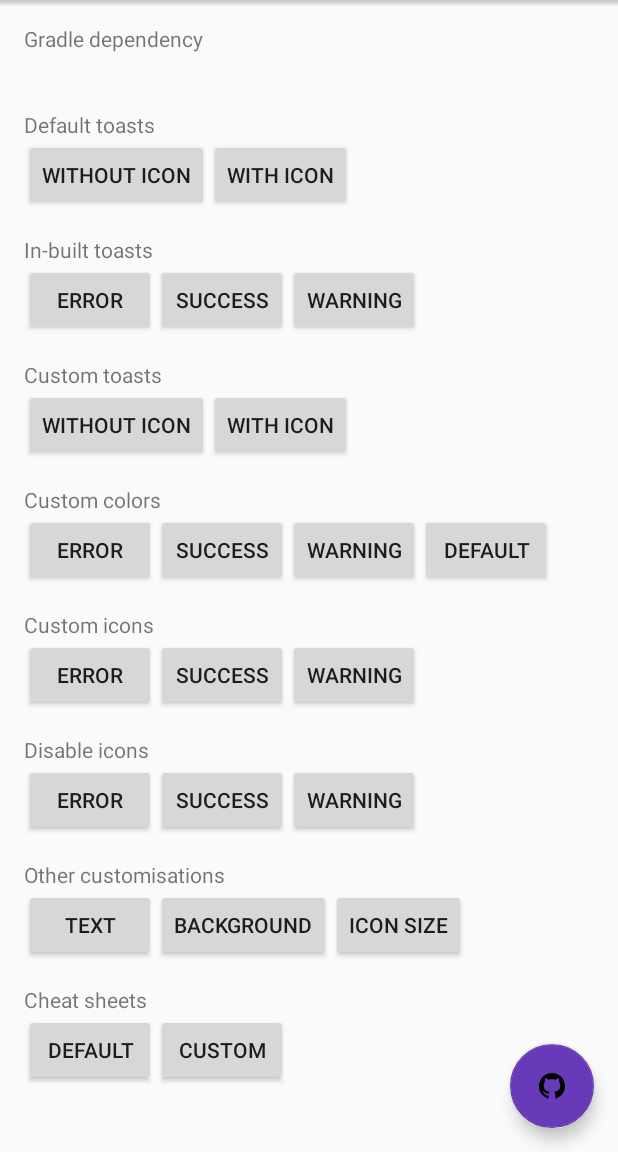
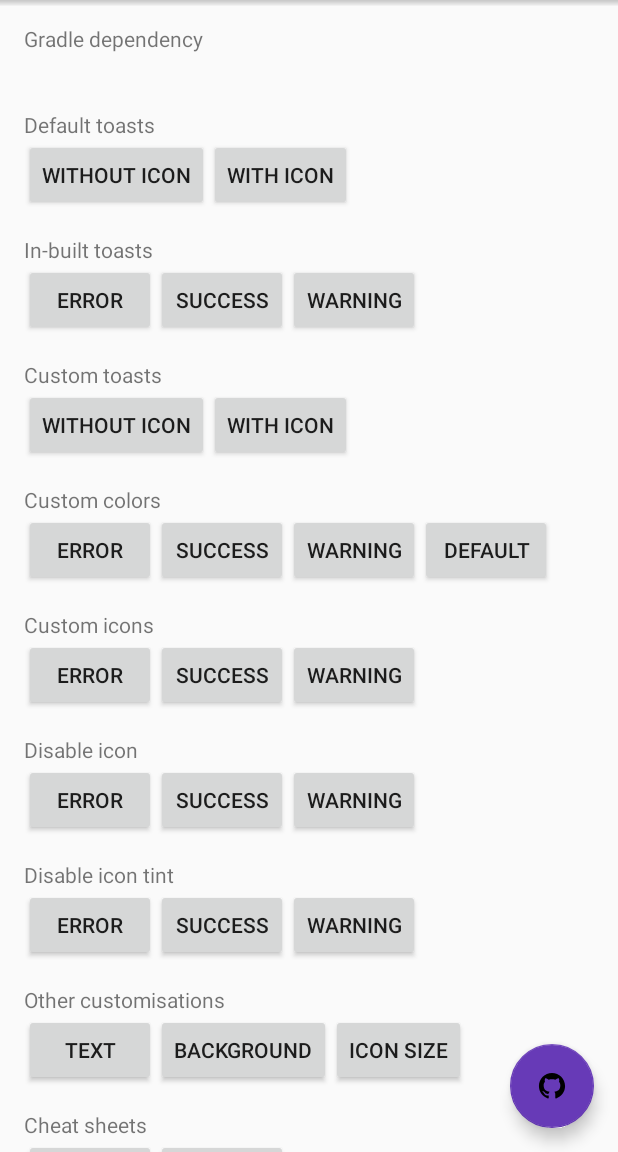
Before and after one commit to pranavpandey/dynamic-toasts, an Android app: the screen it shows after launch (DynamicToastsActivity), on a phone screen of 412 x 824 dp, the part 84-1236 px from its top. Run offline under Robolectric (Android 15) with nearby library versions, the phone set to English and light mode, and no system bars; our stand-ins replace FlexboxLayout; 2 statements that could not run were skipped.

Commit message:
Add support to disable icon tint
Resolve #7

```diff
--- a/sample/src/main/res/layout/content_dynamic_toasts.xml
+++ b/sample/src/main/res/layout/content_dynamic_toasts.xml
@@ -249,19 +249,19 @@
                 </com.google.android.flexbox.FlexboxLayout>
 
                 <androidx.appcompat.widget.AppCompatTextView
-                    android:id="@+id/toasts_icons_disable"
+                    android:id="@+id/toasts_icon_disable"
                     android:layout_width="wrap_content"
                     android:layout_height="wrap_content"
                     android:layout_marginTop="@dimen/activity_margin"
-                    android:text="@string/disable_icons"
+                    android:text="@string/disable_icon"
                     app:layout_constraintTop_toBottomOf="@id/toasts_icons_content"
                     app:layout_constraintStart_toStartOf="parent" />
 
                 <com.google.android.flexbox.FlexboxLayout
-                    android:id="@+id/toasts_icons_disable_content"
+                    android:id="@+id/toasts_icon_disable_content"
                     android:layout_width="match_parent"
                     android:layout_height="wrap_content"
-                    app:layout_constraintTop_toBottomOf="@id/toasts_icons_disable"
+                    app:layout_constraintTop_toBottomOf="@id/toasts_icon_disable"
                     app:layout_constraintStart_toStartOf="parent"
                     app:flexWrap="wrap"
                     app:alignItems="stretch"
@@ -288,12 +288,51 @@
                 </com.google.android.flexbox.FlexboxLayout>
 
                 <androidx.appcompat.widget.AppCompatTextView
+                    android:id="@+id/toasts_icon_disable_tint"
+                    android:layout_width="wrap_content"
+                    android:layout_height="wrap_content"
+                    android:layout_marginTop="@dimen/activity_margin"
+                    android:text="@string/disable_icon_tint"
+                    app:layout_constraintTop_toBottomOf="@id/toasts_icon_disable_content"
+                    app:layout_constraintStart_toStartOf="parent" />
+
+                <com.google.android.flexbox.FlexboxLayout
+                    android:id="@+id/toasts_icon_disable_tint_content"
+                    android:layout_width="match_parent"
+                    android:layout_height="wrap_content"
+                    app:layout_constraintTop_toBottomOf="@id/toasts_icon_disable_tint"
+                    app:layout_constraintStart_toStartOf="parent"
+                    app:flexWrap="wrap"
+                    app:alignItems="stretch"
+                    app:alignContent="stretch">
+
+                    <androidx.appcompat.widget.AppCompatButton
+                        android:id="@+id/toast_error_icon_disable_tint"
+                        android:layout_width="wrap_content"
+                        android:layout_height="wrap_content"
+                        android:text="@string/error" />
+
+                    <androidx.appcompat.widget.AppCompatButton
+                        android:id="@+id/toast_success_icon_disable_tint"
+                        android:layout_width="wrap_content"
+                        android:layout_height="wrap_content"
+                        android:text="@string/success" />
+
+                    <androidx.appcompat.widget.AppCompatButton
+                        android:id="@+id/toast_warning_icon_disable_tint"
+                        android:layout_width="wrap_content"
+                        android:layout_height="wrap_content"
+                        android:text="@string/warning" />
+
+                </com.google.android.flexbox.FlexboxLayout>
+
+                <androidx.appcompat.widget.AppCompatTextView
                     android:id="@+id/toasts_config"
                     android:layout_width="wrap_content"
                     android:layout_height="wrap_content"
                     android:layout_marginTop="@dimen/activity_margin"
                     android:text="@string/config"
-                    app:layout_constraintTop_toBottomOf="@id/toasts_icons_disable_content"
+                    app:layout_constraintTop_toBottomOf="@id/toasts_icon_disable_tint_content"
                     app:layout_constraintStart_toStartOf="parent" />
 
                 <com.google.android.flexbox.FlexboxLayout
--- a/sample/src/main/res/values/strings.xml
+++ b/sample/src/main/res/values/strings.xml
@@ -51,21 +51,25 @@
     <string name="error_color_desc">Error toast with custom color</string>
     <string name="error_icon_desc">Error toast with custom icon</string>
     <string name="error_icon_disable_desc">Error toast without icon</string>
+    <string name="error_icon_disable_tint_desc">Error toast without icon tint</string>
     <string name="success">Success</string>
     <string name="success_desc">Task has been completed successfully</string>
     <string name="success_color_desc">Success toast with custom color</string>
     <string name="success_icon_desc">Success toast with custom icon</string>
     <string name="success_icon_disable_desc">Success toast without icon</string>
+    <string name="success_icon_disable_tint_desc">Success toast without icon tint</string>
     <string name="warning">Warning</string>
     <string name="warning_desc">This is a warning!</string>
     <string name="warning_color_desc">Warning toast with custom color</string>
     <string name="warning_icon_desc">Warning toast with custom icon</string>
     <string name="warning_icon_disable_desc">Warning toast without icon</string>
+    <string name="warning_icon_disable_tint_desc">Warning toast without icon tint</string>
     <string name="custom_toasts">Custom toasts</string>
     <string name="custom_desc">Sources are available on GitHub</string>
     <string name="custom_colors">Custom colors</string>
     <string name="custom_icons">Custom icons</string>
-    <string name="disable_icons">Disable icons</string>
+    <string name="disable_icon">Disable icon</string>
+    <string name="disable_icon_tint">Disable icon tint</string>
     <string name="config">Other customisations</string>
     <string name="cheat_sheets">Cheat sheets</string>
     <string name="default_hint">Default hint</string>
--- a/sample/src/main/res/values/styles.xml
+++ b/sample/src/main/res/values/styles.xml
@@ -19,7 +19,7 @@
 
     <!-- Application theme. -->
     <style name="AppTheme" parent="Theme.AppCompat.Light">
-        <!-- Customize your theme here. -->
+        <!-- Customise your theme here. -->
         <item name="colorPrimary">@color/color_primary</item>
         <item name="colorPrimaryDark">@color/color_primary_dark</item>
         <item name="colorAccent">@color/color_accent</item>
```
Also changed, not shown: dynamic-toasts/src/main/java/com/pranavpandey/android/dynamic/toasts/DynamicHint.java (+121 -56 lines), dynamic-toasts/src/main/java/com/pranavpandey/android/dynamic/toasts/DynamicToast.java (+120 -56 lines), sample/src/main/java/com/pranavpandey/android/dynamic/toasts/sample/DynamicToastsActivity.kt (+51 -0 lines), 1 other file.
